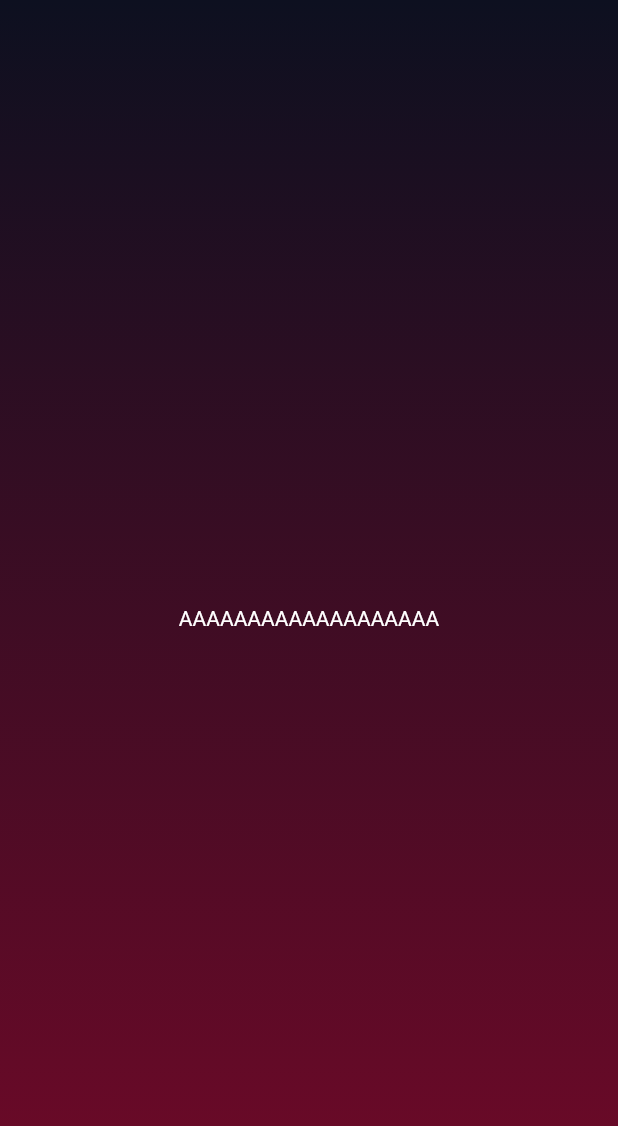
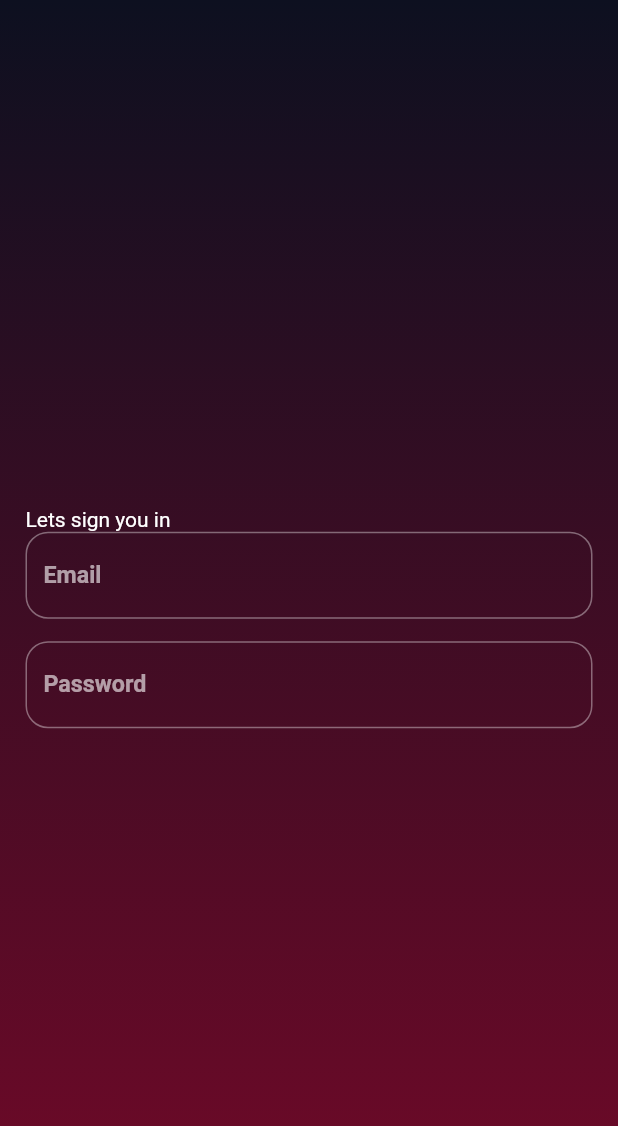
Before and after one commit to Bamidele1234/CRUD-with-Firebase, a Flutter app: the screen it shows after launch, after a tap on "Login", on a phone screen of 412 x 824 dp. Shown: the top 1126 px of the screen. Run offline on Flutter 3.47's test engine with Material 2 defaults, Android fonts, the phone set to English and light mode, and no system bars; our stand-ins replace animated_text_kit, auto_route, responsive_framework.

Commit message:
Working on the text field

```diff
--- a/lib/constants.dart
+++ b/lib/constants.dart
@@ -32,3 +32,22 @@ const kPagePadding = EdgeInsets.symmetric(
   horizontal: 17,
   vertical: 20,
 );
+
+const kInputDecoration = InputDecoration(
+  hintText: 'Email',
+  hintStyle: TextStyle(
+    fontWeight: FontWeight.w600,
+    fontSize: 15.5,
+  ),
+  fillColor: Colors.green,
+  border: OutlineInputBorder(
+    gapPadding: 20,
+    borderRadius: BorderRadius.all(
+      Radius.circular(15),
+    ),
+    borderSide: BorderSide(
+      width: 10,
+      color: kScaffoldColor,
+    ),
+  ),
+);
--- a/lib/screens/login_screen.dart
+++ b/lib/screens/login_screen.dart
@@ -9,13 +9,44 @@ class LoginScreen extends StatelessWidget {
 
   @override
   Widget build(BuildContext context) {
-    return Scaffold(
-      body: Container(
-        decoration: kPageDecoration,
-        child: const Padding(
-          padding: kPagePadding,
-          child: Center(
-            child: Text('AAAAAAAAAAAAAAAAAAA'),
+    return GestureDetector(
+      onTap: () => FocusManager.instance.primaryFocus?.unfocus(),
+      child: Scaffold(
+        body: Container(
+          decoration: kPageDecoration,
+          child: Padding(
+            padding: kPagePadding,
+            child: Center(
+              child: Column(
+                mainAxisAlignment: MainAxisAlignment.center,
+                crossAxisAlignment: CrossAxisAlignment.stretch,
+                children: [
+                  const Text(
+                    'Lets sign you in ',
+                    textAlign: TextAlign.start,
+                  ),
+                  const TextField(
+                    style: TextStyle(
+                      fontWeight: FontWeight.w600,
+                      fontSize: 15.5,
+                    ),
+                    decoration: kInputDecoration,
+                  ),
+                  const SizedBox(
+                    height: 15,
+                  ),
+                  TextField(
+                    style: const TextStyle(
+                      fontWeight: FontWeight.w600,
+                      fontSize: 15.5,
+                    ),
+                    decoration: kInputDecoration.copyWith(
+                      hintText: 'Password',
+                    ),
+                  ),
+                ],
+              ),
+            ),
           ),
         ),
       ),
--- a/lib/theme_data/theme.dart
+++ b/lib/theme_data/theme.dart
@@ -31,20 +31,6 @@ class MyTheme {
         primary: Colors.white,
       ),
     ),
-    inputDecorationTheme: const InputDecorationTheme(
-      errorStyle: TextStyle(
-        color: kShadowColor,
-      ),
-      errorBorder: UnderlineInputBorder(
-        borderSide: BorderSide(color: kShadowColor),
-      ),
-      enabledBorder: UnderlineInputBorder(
-        borderSide: BorderSide(color: kTertiaryColor),
-      ),
-      focusedBorder: UnderlineInputBorder(
-        borderSide: BorderSide(color: kTertiaryColor),
-      ),
-    ),
     visualDensity: VisualDensity.adaptivePlatformDensity,
     scaffoldBackgroundColor: kScaffoldColor,
     cardTheme: CardTheme(
```
